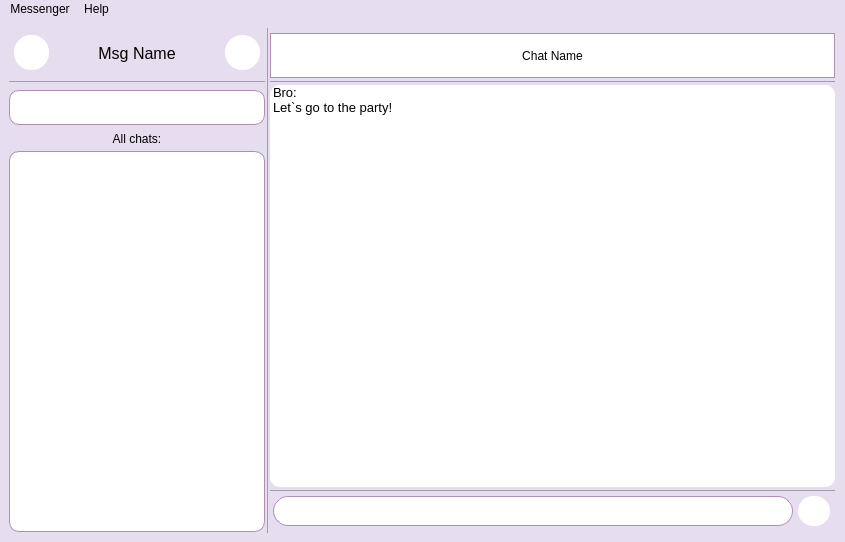
First picture: the form in messenger/mainwindow.ui, repository ita-social-projects/HTTP_Messenger_Client, before the edit.
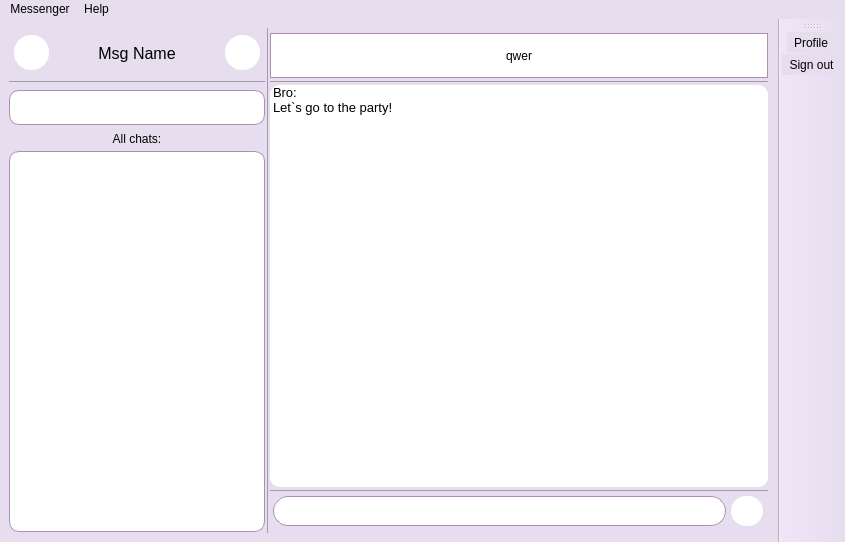
Second picture: the form after the edit. Icons and pictures are not drawn.

Commit message: CLV-171 ChatInfo Window. Updated JsonDeserializer, mainwindow.ui.

```diff
--- a/messenger/mainwindow.ui
+++ b/messenger/mainwindow.ui
@@ -358,7 +358,7 @@
 border-color: rgb(174, 143, 177);</string>
              </property>
              <property name="text">
-              <string>Chat Name</string>
+              <string>qwer</string>
              </property>
             </widget>
            </item>
@@ -578,6 +578,19 @@
    <addaction name="menuMessenger"/>
    <addaction name="menuAbout"/>
   </widget>
+  <widget class="QToolBar" name="toolBar">
+   <property name="windowTitle">
+    <string>toolBar</string>
+   </property>
+   <attribute name="toolBarArea">
+    <enum>RightToolBarArea</enum>
+   </attribute>
+   <attribute name="toolBarBreak">
+    <bool>false</bool>
+   </attribute>
+   <addaction name="actionProfile"/>
+   <addaction name="actionSign_out"/>
+  </widget>
   <action name="actionAbout">
    <property name="text">
     <string>About DevTeam</string>
```
Left out of the diff: 9 changed lines with no effect on the pictures. The commit also changes 17 other files.
